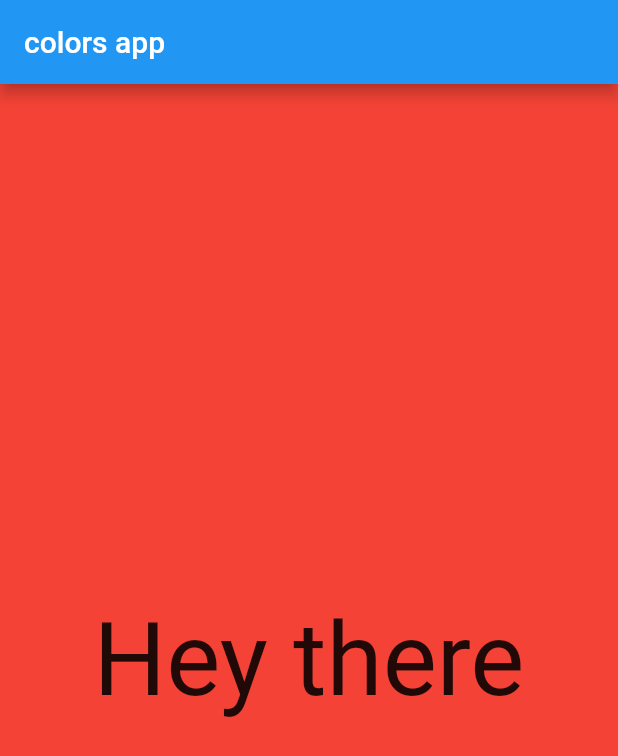
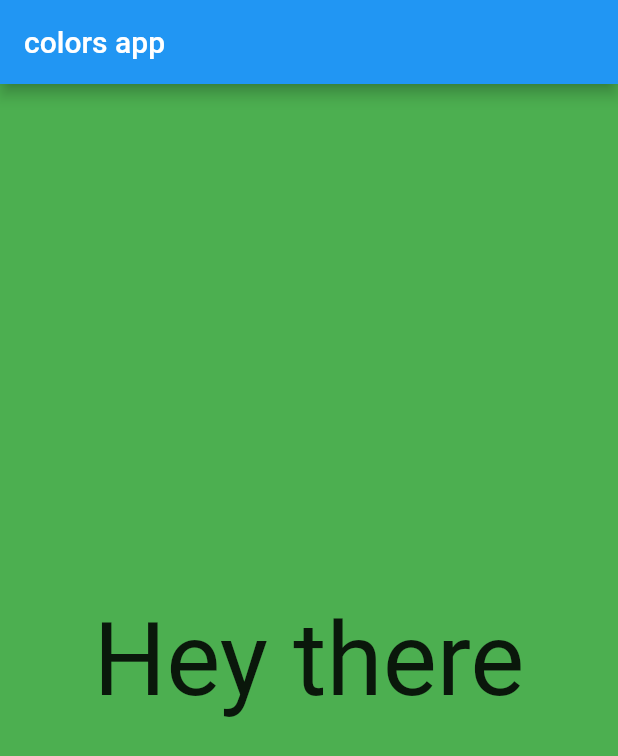
Before and after one commit to k1mka/change_colors, a Flutter app: the screen it shows after launch, on a phone screen of 412 x 824 dp. Shown: the top 756 px of the screen. Run offline on Flutter 3.47's test engine with Material 2 defaults, Android fonts, the phone set to English and light mode, and no system bars.

Commit message:
added random color and updated background color

```diff
--- a/lib/ui/random_color_widget.dart
+++ b/lib/ui/random_color_widget.dart
@@ -1,14 +1,32 @@
 import 'package:flutter/material.dart';
+import 'dart:math';
 
-class RandomColorWidget extends StatelessWidget {
+class RandomColorWidget extends StatefulWidget {
   const RandomColorWidget({Key? key}) : super(key: key);
 
   @override
+  State<RandomColorWidget> createState() => _RandomColorWidgetState();
+}
+
+class _RandomColorWidgetState extends State<RandomColorWidget> {
+  Color backgroundColor = Colors.green;
+
+  void updateColor() {
+    Random random = Random();
+    final randomNumber = random.nextInt(0xffffffff);
+    Color randomColor = Color(randomNumber);
+    setState(() => backgroundColor = randomColor);
+  }
+
+  @override
   Widget build(BuildContext context) {
-    return Container(
-      width: 500.0,
-      height: 1000.0,
-      color: Colors.red,
+    return GestureDetector(
+      onTap: updateColor,
+      child: Container(
+        width: 500.0,
+        height: 1000.0,
+        color: backgroundColor,
+      ),
     );
   }
 }
```
